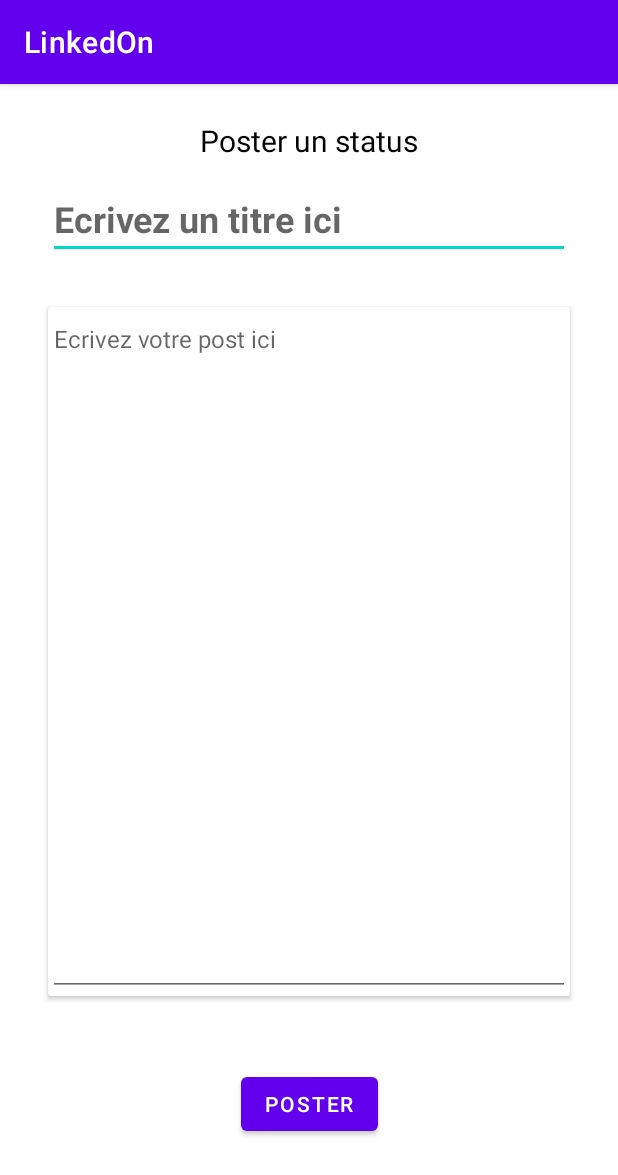
After one commit to ahadhri9/LinkedOn, an Android app: the PostingActivity screen opened directly, with no data from a screen before it, on a phone screen of 412 x 824 dp. The commit adds this screen. Shown: the top 1175 px of the screen. Run offline under Robolectric (Android 15) with nearby library versions, the phone set to English and light mode, and no system bars.

Commit message:
posting form

```diff
--- a/app/src/main/AndroidManifest.xml
+++ b/app/src/main/AndroidManifest.xml
@@ -4,11 +4,15 @@
 
     <application
         android:allowBackup="true"
+        android:fullBackupOnly="true"
         android:icon="@mipmap/ic_launcher"
         android:label="@string/app_name"
         android:roundIcon="@mipmap/ic_launcher_round"
         android:supportsRtl="true"
         android:theme="@style/Theme.LinkedOn">
+        <activity
+            android:name=".PostingActivity"
+            android:exported="false" />
         <activity
             android:name=".RegisterActivity"
             android:exported="false" />
--- /dev/null
+++ b/app/src/main/java/fr/isen/hadhri/linkedon/PostingActivity.kt
@@ -0,0 +1,19 @@
+package fr.isen.hadhri.linkedon
+
+import androidx.appcompat.app.AppCompatActivity
+import android.os.Bundle
+
+class PostingActivity : AppCompatActivity() {
+    override fun onCreate(savedInstanceState: Bundle?) {
+        super.onCreate(savedInstanceState)
+        setContentView(R.layout.activity_posting)
+
+        //récupérer le pseudo/nom&prénom de la personne qui poste à travers des informations de connexion
+
+        //le bouton post renvoie sur les détails du post en mode lecture
+
+        //nom&prénom/pseudo, date et heure de post, titre, contenu du post, bouton like, bouton commentaire
+
+        //si possible écrire en texte qui se remplacera "écrivez votre message ici" etc
+    }
+}
--- /dev/null
+++ b/app/src/main/res/layout/activity_posting.xml
@@ -0,0 +1,72 @@
+<?xml version="1.0" encoding="utf-8"?>
+<androidx.constraintlayout.widget.ConstraintLayout xmlns:android="http://schemas.android.com/apk/res/android"
+    xmlns:app="http://schemas.android.com/apk/res-auto"
+    xmlns:tools="http://schemas.android.com/tools"
+    android:layout_width="match_parent"
+    android:layout_height="match_parent"
+    tools:context=".PostingActivity">
+
+    <TextView
+        android:id="@+id/textView3"
+        android:layout_width="wrap_content"
+        android:layout_height="wrap_content"
+        android:layout_marginTop="24dp"
+        android:text="@string/post_a_status"
+        android:textColor="@color/black"
+        android:textSize="20sp"
+        app:layout_constraintEnd_toEndOf="parent"
+        app:layout_constraintStart_toStartOf="parent"
+        app:layout_constraintTop_toTopOf="parent" />
+
+    <com.google.android.material.textfield.TextInputEditText
+        android:id="@+id/writingTitle"
+        android:layout_width="0dp"
+        android:layout_height="wrap_content"
+        android:layout_marginStart="32dp"
+        android:layout_marginTop="12dp"
+        android:layout_marginEnd="32dp"
+        android:hint="@string/writing_title"
+        android:textSize="24sp"
+        android:textStyle="bold"
+        android:inputType=
+            "textCapSentences|textAutoCorrect"
+        app:layout_constraintEnd_toEndOf="parent"
+        app:layout_constraintHorizontal_bias="0.0"
+        app:layout_constraintStart_toStartOf="parent"
+        app:layout_constraintTop_toBottomOf="@+id/textView3" />
+
+    <androidx.cardview.widget.CardView
+        android:layout_width="match_parent"
+        android:layout_height="0dp"
+        android:layout_marginStart="32dp"
+        android:layout_marginTop="32dp"
+        android:layout_marginEnd="32dp"
+        android:layout_marginBottom="48dp"
+        app:layout_constraintBottom_toTopOf="@+id/button"
+        app:layout_constraintEnd_toEndOf="parent"
+        app:layout_constraintStart_toStartOf="parent"
+        app:layout_constraintTop_toBottomOf="@+id/writingTitle">
+
+        <com.google.android.material.textfield.TextInputEditText
+            android:id="@+id/postContent"
+            android:layout_width="match_parent"
+            android:layout_height="match_parent"
+            android:gravity="start"
+            android:hint="@string/put_content"
+            android:textSize="16sp"
+            android:inputType=
+                "textCapSentences|textAutoCorrect" />
+
+    </androidx.cardview.widget.CardView>
+
+    <Button
+        android:id="@+id/button"
+        android:layout_width="wrap_content"
+        android:layout_height="wrap_content"
+        android:layout_marginBottom="64dp"
+        android:text="@string/postButton"
+        app:layout_constraintBottom_toBottomOf="parent"
+        app:layout_constraintEnd_toEndOf="parent"
+        app:layout_constraintStart_toStartOf="parent" />
+
+</androidx.constraintlayout.widget.ConstraintLayout>
--- a/app/src/main/res/values/strings.xml
+++ b/app/src/main/res/values/strings.xml
@@ -1,5 +1,9 @@
 <resources>
     <string name="app_name">LinkedOn</string>
+    <string name="post_a_status">Poster un status</string>
+    <string name="writing_title">Ecrivez un titre ici</string>
+    <string name="put_content">Ecrivez votre post ici</string>
+    <string name="postButton">Poster</string>
     <!-- TODO: Remove or change this placeholder text -->
     <string name="hello_blank_fragment">Hello blank fragment</string>
 </resources>
```
Also changed, not shown: 1 other file.
